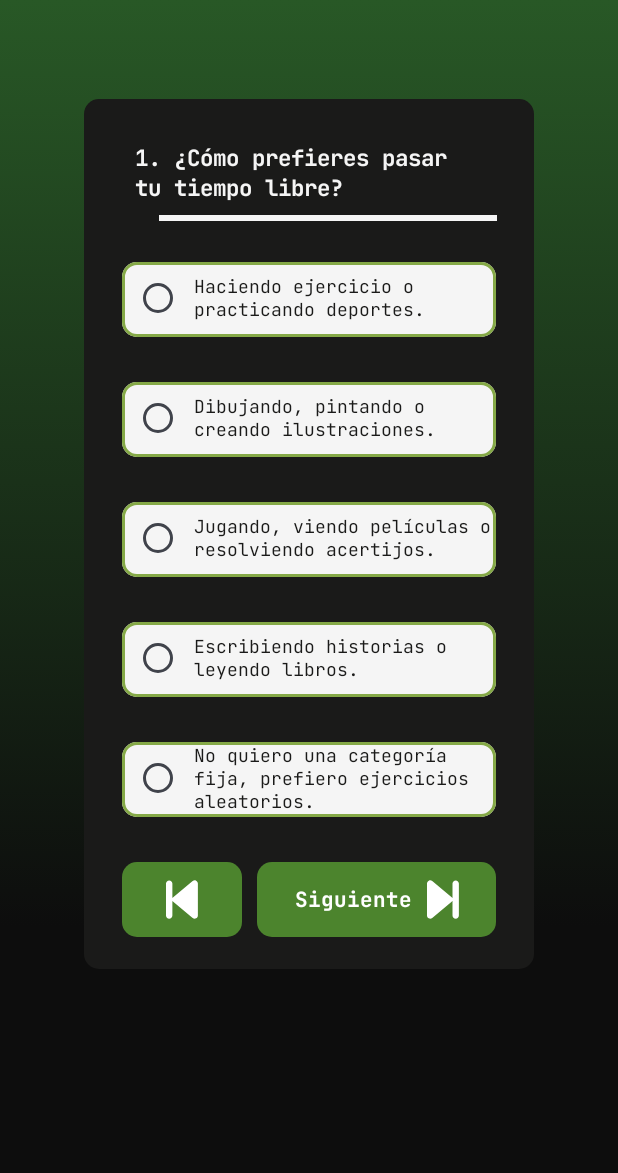
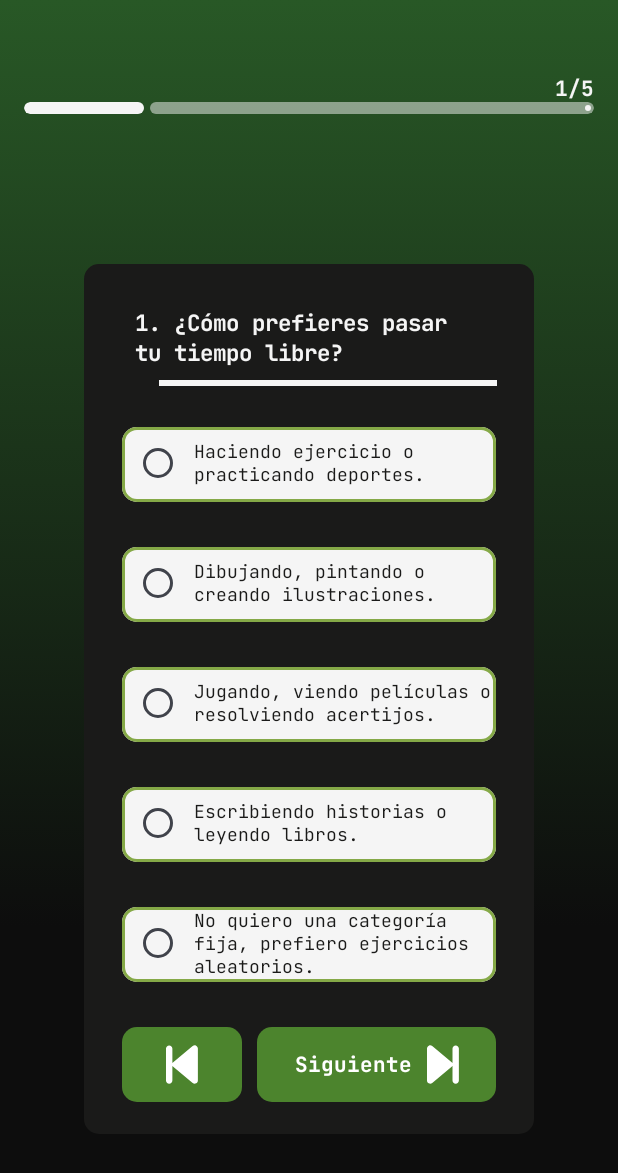
Before and after one commit to sly8057/Mist, an Android app built with Jetpack Compose: the screen it shows after launch (MainActivity), on a phone screen of 412 x 824 dp. Shown: the top 1173 px of the screen. Run offline under Robolectric (Android 15) with nearby library versions, the phone set to English and light mode, and no system bars; our stand-ins replace Firebase (no records; nobody signed in at launch, a user with empty details on screens opened directly).

Commit message:
Quiz ProgressBar C#16

```diff
--- a/app/src/main/java/com/example/mist/pages/QuizPage.kt
+++ b/app/src/main/java/com/example/mist/pages/QuizPage.kt
@@ -8,6 +8,7 @@ import androidx.compose.foundation.layout.Arrangement
 import androidx.compose.foundation.layout.Column
 import androidx.compose.foundation.layout.Row
 import androidx.compose.foundation.layout.Spacer
+import androidx.compose.foundation.layout.fillMaxHeight
 import androidx.compose.foundation.layout.fillMaxSize
 import androidx.compose.foundation.layout.fillMaxWidth
 import androidx.compose.foundation.layout.height
@@ -76,7 +77,19 @@ fun QuizPage(modifier: Modifier = Modifier, navController: NavController, /*auth
         verticalArrangement = Arrangement.spacedBy(30.dp, Alignment.Top),
         horizontalAlignment = Alignment.CenterHorizontally,){
 
-        Spacer(modifier = Modifier.height(36.dp))
+        Spacer(modifier = Modifier
+            .height(20.dp)
+            .background(EerieBlack)
+            )
+
+        Column(modifier = Modifier) {
+
+            TopBarWithProgress(
+                progress = progress,
+                modifier = Modifier.padding(top = 16.dp)
+            )
+        }
+        Spacer(modifier = Modifier.height(20.dp))
 
         Column(modifier = Modifier
             .clip(shape = RoundedCornerShape(10.dp))
@@ -233,37 +246,35 @@ fun QuizPage(modifier: Modifier = Modifier, navController: NavController, /*auth
 }
 
 @Composable
-fun TopBarWithProgress(progress: Float) {
-    Column {
-        Row(
-            verticalAlignment = Alignment.CenterVertically,
-            horizontalArrangement = Arrangement.SpaceBetween,
-            modifier = Modifier.fillMaxWidth()
-        ) {
-            /*IconButton(onClick = { /* Acción de retroceso */ }) {
-                Icon(
-                    painter = painterResource(id = android.R.drawable.ic_media_previous),
-                    contentDescription = "Atrás",
-                    tint = Color.White
-                )
-            }*/
-            Text("QUIZ", color = DutchWhite, fontWeight = FontWeight.Bold)
-            Icon(
-                painter = painterResource(id = R.drawable.rocket),
-                contentDescription = "Icono",
-                tint = DutchWhite
-            )
-        }
+fun TopBarWithProgress(progress: Float, modifier: Modifier = Modifier) {
+
+    Column(
+        modifier = Modifier
+            .fillMaxWidth()
+            .padding(horizontal = 16.dp)
+    ) {
+        Text(
+            text = "${(progress * questions.size).toInt()}/${questions.size}",
+            style = TextStyle(
+                fontSize = 14.sp,
+                fontFamily = FontFamily(Font(R.font.relay_jetbrains_mono_bold)),
+                color = DutchWhite,
+            ),
+            modifier = Modifier.align(Alignment.End)
+        )
+
         LinearProgressIndicator(
             progress = { progress },
             modifier = Modifier
                 .fillMaxWidth()
-                .height(4.dp)
-                .padding(top = 8.dp),
-            color = Asparagus,
-            trackColor = HunterGreen,
+                .height(8.dp)
+                .clip(RoundedCornerShape(4.dp)),
+            color = DutchWhite,
+            trackColor = DutchWhite.copy(alpha = 0.5f)
         )
+        Spacer(Modifier.height(20.dp))
     }
+
 }
 
 data class Question(val text: String,
```
